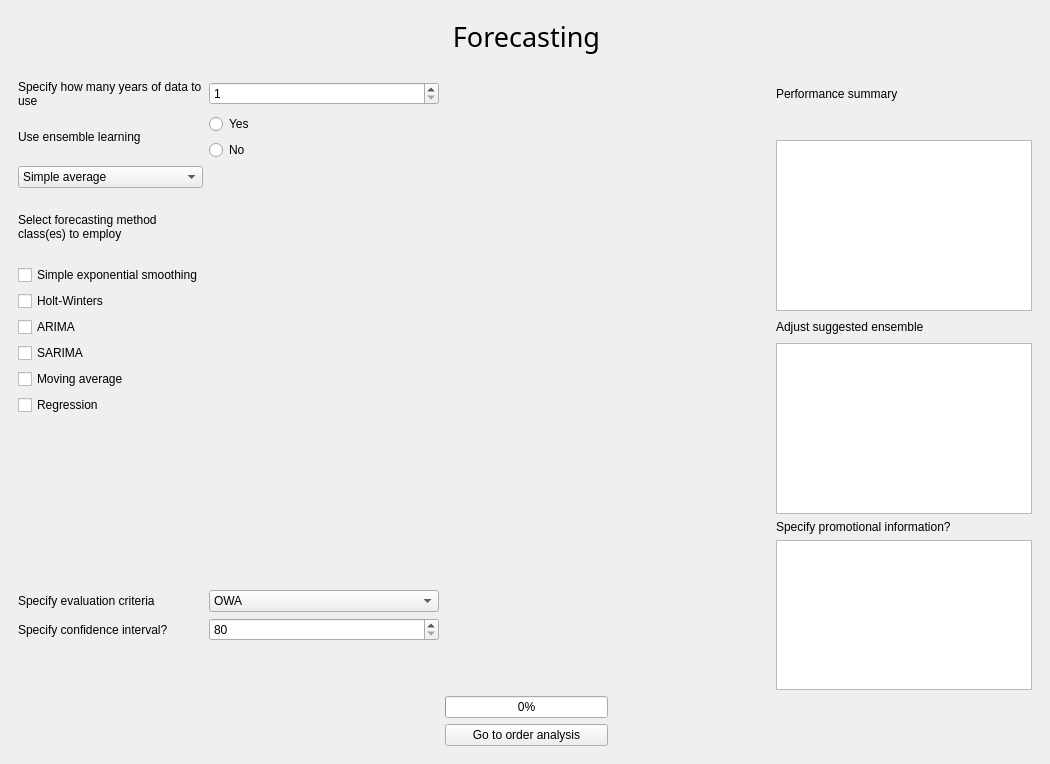
First picture: the form in User Interface/main_window.ui, repository JurieZietsmanGitHubPython/Thesis, before the edit.
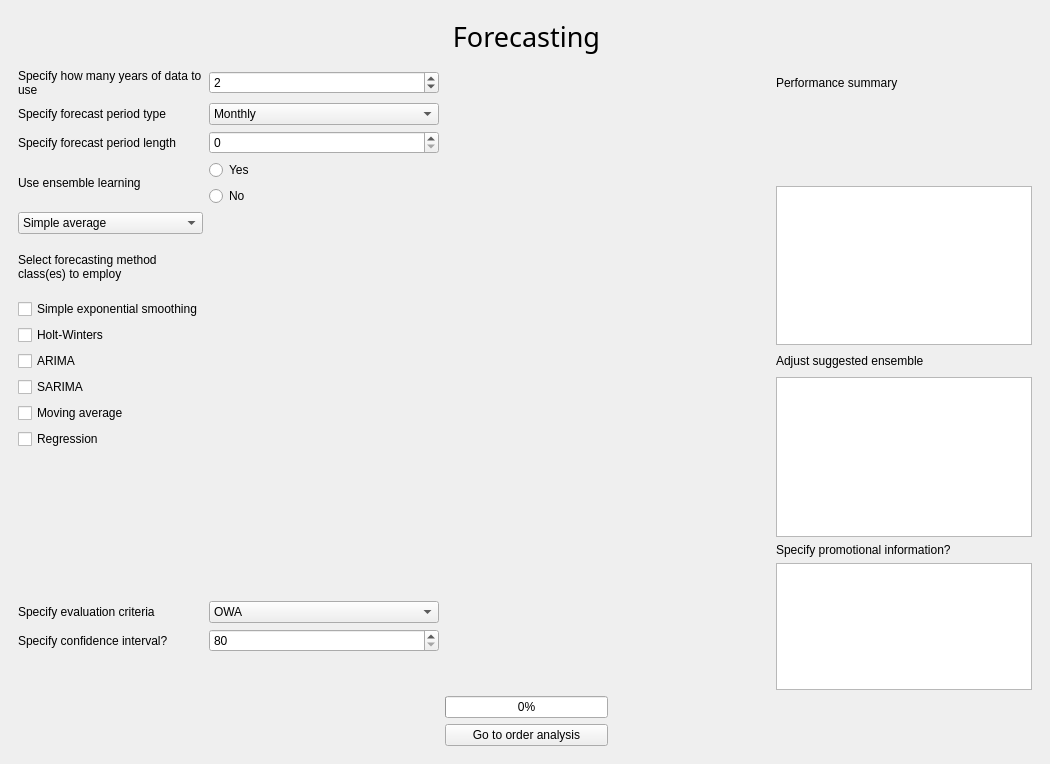
Second picture: the form after the edit. The open tabs and pages were chosen to show the change. Icons and pictures are not drawn.

The edit to the form file:
```diff
--- a/User Interface/main_window.ui
+++ b/User Interface/main_window.ui
@@ -1356,7 +1356,7 @@
        <enum>QFrame::Sunken</enum>
       </property>
       <property name="currentIndex">
-       <number>1</number>
+       <number>2</number>
       </property>
       <widget class="QWidget" name="homepage">
        <layout class="QGridLayout" name="gridLayout_9">
@@ -1846,6 +1846,43 @@
       </widget>
       <widget class="QWidget" name="forecasting">
        <layout class="QGridLayout" name="gridLayout">
+              <item row="8" column="0">
+                  <widget class="QComboBox" name="comboBox">
+                      <item>
+                          <property name="text">
+                              <string>Simple average</string>
+                          </property>
+                      </item>
+                      <item>
+                          <property name="text">
+                              <string>Stacking</string>
+                          </property>
+                      </item>
+                      <item>
+                          <property name="text">
+                              <string>Boosting</string>
+                          </property>
+                      </item>
+                      <item>
+                          <property name="text">
+                              <string>Bagging</string>
+                          </property>
+                      </item>
+                  </widget>
+              </item>
+              <item row="20" column="0">
+                  <widget class="QLabel" name="label_40">
+                      <property name="text">
+                          <string>Specify confidence interval?</string>
+                      </property>
+                      <property name="alignment">
+                          <set>Qt::AlignLeading|Qt::AlignLeft|Qt::AlignVCenter</set>
+                      </property>
+                      <property name="wordWrap">
+                          <bool>true</bool>
+                      </property>
+                  </widget>
+              </item>
         <item row="1" column="0">
          <spacer name="horizontalSpacer_7">
           <property name="orientation">
@@ -1859,27 +1896,7 @@
           </property>
          </spacer>
         </item>
-        <item row="17" column="0">
-         <widget class="QLabel" name="label_41">
-          <property name="text">
-           <string>Specify evaluation criteria</string>
-          </property>
-          <property name="alignment">
-           <set>Qt::AlignLeading|Qt::AlignLeft|Qt::AlignVCenter</set>
-          </property>
-          <property name="wordWrap">
-           <bool>true</bool>
-          </property>
-         </widget>
-        </item>
-        <item row="13" column="0">
-         <widget class="QCheckBox" name="checkBox_38">
-          <property name="text">
-           <string>Regression</string>
-          </property>
-         </widget>
-        </item>
-        <item row="15" column="4">
+              <item row="17" column="4">
          <widget class="QLabel" name="label_44">
           <property name="text">
            <string>Specify promotional information?</string>
@@ -1892,7 +1909,27 @@
           </property>
          </widget>
         </item>
-        <item row="18" column="1">
+              <item row="15" column="0">
+                  <widget class="QCheckBox" name="checkBox_38">
+                      <property name="text">
+                          <string>Regression</string>
+                      </property>
+                  </widget>
+              </item>
+              <item row="19" column="0">
+                  <widget class="QLabel" name="label_41">
+                      <property name="text">
+                          <string>Specify evaluation criteria</string>
+                      </property>
+                      <property name="alignment">
+                          <set>Qt::AlignLeading|Qt::AlignLeft|Qt::AlignVCenter</set>
+                      </property>
+                      <property name="wordWrap">
+                          <bool>true</bool>
+                      </property>
+                  </widget>
+        </item>
+              <item row="20" column="1">
          <widget class="QSpinBox" name="spinBox_6">
           <property name="wrapping">
            <bool>false</bool>
@@ -1908,7 +1945,7 @@
           </property>
          </widget>
         </item>
-        <item row="17" column="1">
+              <item row="19" column="1">
          <widget class="QComboBox" name="comboBox_6">
           <property name="editable">
            <bool>false</bool>
@@ -1948,10 +1985,7 @@
           </item>
          </widget>
         </item>
-        <item row="16" column="4" rowspan="4">
-         <widget class="QGraphicsView" name="graphicsView_9"/>
-        </item>
-        <item row="20" column="2">
+              <item row="22" column="2">
          <widget class="QProgressBar" name="progressBar">
           <property name="value">
            <number>0</number>
@@ -1971,7 +2005,17 @@
           </property>
          </widget>
         </item>
-        <item row="4" column="0" rowspan="2">
+              <item row="18" column="4" rowspan="4">
+                  <widget class="QGraphicsView" name="graphicsView_9"/>
+              </item>
+              <item row="10" column="0">
+                  <widget class="QCheckBox" name="checkBox_32">
+                      <property name="text">
+                          <string>Simple exponential smoothing</string>
+                      </property>
+                  </widget>
+              </item>
+              <item row="6" column="0" rowspan="2">
          <widget class="QLabel" name="label_39">
           <property name="text">
            <string>Use ensemble learning</string>
@@ -1991,48 +2035,44 @@
           </property>
          </widget>
         </item>
-        <item row="8" column="0">
-         <widget class="QCheckBox" name="checkBox_32">
-          <property name="text">
-           <string>Simple exponential smoothing</string>
-          </property>
-         </widget>
-        </item>
         <item row="3" column="1">
-         <widget class="QSpinBox" name="spinBox_5">
+            <widget class="QSpinBox" name="historicUsageSpinBox">
           <property name="minimum">
            <number>1</number>
           </property>
           <property name="maximum">
            <number>10</number>
           </property>
+                <property name="value">
+                    <number>2</number>
+                </property>
          </widget>
         </item>
-        <item row="4" column="1">
+              <item row="6" column="1">
          <widget class="QRadioButton" name="radioButton_18">
           <property name="text">
            <string>Yes</string>
           </property>
          </widget>
         </item>
-        <item row="10" column="0">
+              <item row="12" column="0">
          <widget class="QCheckBox" name="checkBox_39">
           <property name="text">
            <string>ARIMA</string>
           </property>
          </widget>
         </item>
-        <item row="5" column="1">
+              <item row="7" column="1">
          <widget class="QRadioButton" name="radioButton_17">
           <property name="text">
            <string>No</string>
           </property>
          </widget>
         </item>
-        <item row="5" column="4" rowspan="5">
+              <item row="7" column="4" rowspan="5">
          <widget class="QGraphicsView" name="graphicsView_7"/>
         </item>
-        <item row="10" column="4">
+              <item row="12" column="4">
          <widget class="QLabel" name="label_43">
           <property name="text">
            <string>Adjust suggested ensemble</string>
@@ -2045,17 +2085,43 @@
           </property>
          </widget>
         </item>
-        <item row="9" column="0">
+              <item row="11" column="0">
          <widget class="QCheckBox" name="checkBox_36">
           <property name="text">
            <string>Holt-Winters</string>
           </property>
          </widget>
         </item>
-        <item row="11" column="4" rowspan="4">
+              <item row="1" column="3">
+                  <spacer name="horizontalSpacer_10">
+                      <property name="orientation">
+                          <enum>Qt::Horizontal</enum>
+                      </property>
+                      <property name="sizeHint" stdset="0">
+                          <size>
+                              <width>40</width>
+                              <height>20</height>
+                          </size>
+                      </property>
+                  </spacer>
+              </item>
+              <item row="13" column="4" rowspan="4">
          <widget class="QGraphicsView" name="graphicsView_8"/>
         </item>
-        <item row="12" column="0">
+              <item row="2" column="2">
+                  <spacer name="verticalSpacer_14">
+                      <property name="orientation">
+                          <enum>Qt::Vertical</enum>
+                      </property>
+                      <property name="sizeHint" stdset="0">
+                          <size>
+                              <width>20</width>
+                              <height>40</height>
+                          </size>
+                      </property>
+                  </spacer>
+              </item>
+              <item row="14" column="0">
          <widget class="QCheckBox" name="checkBox_31">
           <property name="text">
            <string>Moving average</string>
@@ -2075,49 +2141,7 @@
           </property>
          </spacer>
         </item>
-        <item row="2" column="2">
-         <spacer name="verticalSpacer_14">
-          <property name="orientation">
-           <enum>Qt::Vertical</enum>
-          </property>
-          <property name="sizeHint" stdset="0">
-           <size>
-            <width>20</width>
-            <height>40</height>
-           </size>
-          </property>
-         </spacer>
-        </item>
-        <item row="1" column="3">
-         <spacer name="horizontalSpacer_10">
-          <property name="orientation">
-           <enum>Qt::Horizontal</enum>
-          </property>
-          <property name="sizeHint" stdset="0">
-           <size>
-            <width>40</width>
-            <height>20</height>
-           </size>
-          </property>
-         </spacer>
-        </item>
-        <item row="1" column="2">
-         <widget class="QLabel" name="label_19">
-          <property name="font">
-           <font>
-            <family>Calisto MT</family>
-            <pointsize>20</pointsize>
-           </font>
-          </property>
-          <property name="text">
-           <string>Forecasting</string>
-          </property>
-          <property name="alignment">
-           <set>Qt::AlignCenter</set>
-          </property>
-         </widget>
-        </item>
-        <item row="21" column="2">
+              <item row="23" column="2">
          <widget class="QPushButton" name="orderanalysisButton">
           <property name="cursor">
            <cursorShape>PointingHandCursor</cursorShape>
@@ -2140,51 +2164,30 @@
           </property>
          </spacer>
         </item>
-        <item row="18" column="0">
-         <widget class="QLabel" name="label_40">
+              <item row="1" column="2">
+                  <widget class="QLabel" name="label_19">
+                      <property name="font">
+                          <font>
+                              <family>Calisto MT</family>
+                              <pointsize>20</pointsize>
+                          </font>
+                      </property>
           <property name="text">
-           <string>Specify confidence interval?</string>
+                          <string>Forecasting</string>
           </property>
           <property name="alignment">
-           <set>Qt::AlignLeading|Qt::AlignLeft|Qt::AlignVCenter</set>
-          </property>
-          <property name="wordWrap">
-           <bool>true</bool>
-          </property>
-         </widget>
-        </item>
-        <item row="6" column="0">
-         <widget class="QComboBox" name="comboBox">
-          <item>
-           <property name="text">
-            <string>Simple average</string>
-           </property>
-          </item>
-          <item>
-           <property name="text">
-            <string>Stacking</string>
-           </property>
-          </item>
-          <item>
-           <property name="text">
-            <string>Boosting</string>
-           </property>
-          </item>
-          <item>
-           <property name="text">
-            <string>Bagging</string>
-           </property>
-          </item>
-         </widget>
-        </item>
-        <item row="11" column="0">
+                          <set>Qt::AlignCenter</set>
+                      </property>
+                  </widget>
+              </item>
+              <item row="13" column="0">
          <widget class="QCheckBox" name="checkBox_40">
           <property name="text">
            <string>SARIMA</string>
           </property>
          </widget>
         </item>
-        <item row="7" column="0">
+              <item row="9" column="0">
          <widget class="QLabel" name="label_38">
           <property name="text">
            <string>Select forecasting method class(es) to employ</string>
@@ -2197,6 +2200,42 @@
           </property>
          </widget>
         </item>
+              <item row="4" column="0">
+                  <widget class="QLabel" name="label">
+                      <property name="text">
+                          <string>Specify forecast period type</string>
+                      </property>
+                  </widget>
+              </item>
+              <item row="5" column="0">
+                  <widget class="QLabel" name="label_4">
+                      <property name="text">
+                          <string>Specify forecast period length</string>
+                      </property>
+                  </widget>
+              </item>
+              <item row="5" column="1">
+                  <widget class="QSpinBox" name="forecastPeriodSpinBox"/>
+              </item>
+              <item row="4" column="1">
+                  <widget class="QComboBox" name="periodTypeComboBox">
+                      <item>
+                          <property name="text">
+                              <string>Monthly</string>
+                          </property>
+                      </item>
+                      <item>
+                          <property name="text">
+                              <string>Weekly</string>
+                          </property>
+                      </item>
+                      <item>
+                          <property name="text">
+                              <string>Daily</string>
+                          </property>
+                      </item>
+                  </widget>
+        </item>
        </layout>
       </widget>
       <widget class="QWidget" name="order_analysis">
@@ -2540,7 +2579,7 @@
            <cursorShape>ArrowCursor</cursorShape>
           </property>
           <property name="currentIndex">
-           <number>1</number>
+              <number>0</number>
           </property>
           <widget class="QWidget" name="localOrderTab">
            <attribute name="title">
@@ -2654,7 +2693,7 @@
                </spacer>
               </item>
               <item>
-               <widget class="QPushButton" name="pushButton_4">
+                  <widget class="QPushButton" name="confirmlocalOrdersButton">
                 <property name="cursor">
                  <cursorShape>PointingHandCursor</cursorShape>
                 </property>
@@ -2777,7 +2816,7 @@
                </spacer>
               </item>
               <item>
-               <widget class="QPushButton" name="pushButton_3">
+                  <widget class="QPushButton" name="confirmImportOrdersButton">
                 <property name="text">
                  <string>Confirm orders for import</string>
                 </property>
@@ -2803,7 +2842,7 @@
          </widget>
         </item>
         <item row="2" column="1">
-         <widget class="QPushButton" name="pushButton">
+            <widget class="QPushButton" name="checkFeasibilityButton">
           <property name="cursor">
            <cursorShape>PointingHandCursor</cursorShape>
           </property>
```
Lines whose indentation alone changed are shown as unchanged.
